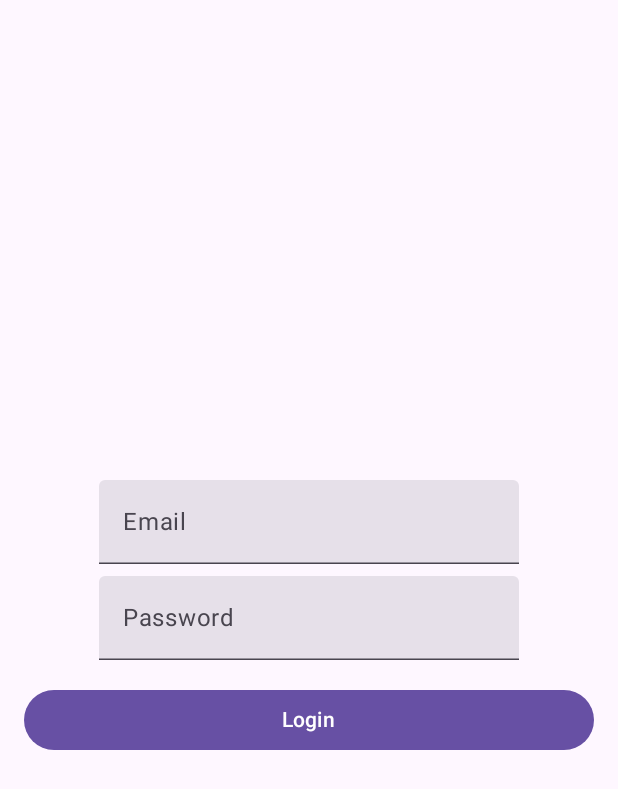
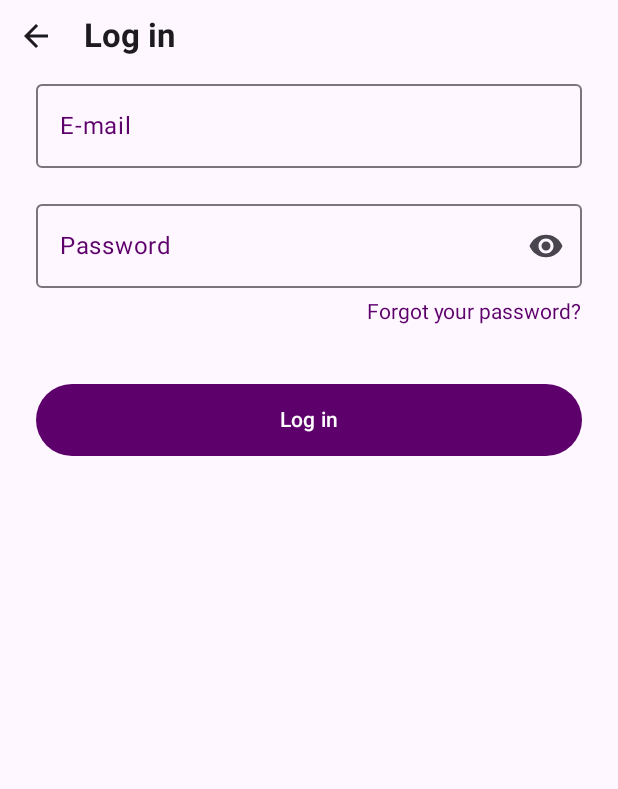
Before and after one commit to luyreot/mytessy, an Android app built with Jetpack Compose: the composable LoginScreen shown on its own in the app's theme, on a phone screen of 412 x 824 dp. Shown: the top 789 px of the screen. Run offline under Robolectric (Android 15) with nearby library versions, the phone set to English and light mode, and no system bars.

Commit message:
Implement Login screen
# Conflicts:
#	composeApp/src/commonMain/kotlin/com/teoryul/mytesy/ui/App.kt

```diff
--- /dev/null
+++ b/composeApp/src/androidMain/kotlin/com/teoryul/mytesy/util/BackBlocker.kt
@@ -0,0 +1,13 @@
+package com.teoryul.mytesy.util
+
+import androidx.activity.compose.BackHandler
+import androidx.compose.runtime.Composable
+
+@Composable
+actual fun RegisterBackBlocker(enabled: Boolean) {
+    if (enabled) {
+        BackHandler(enabled = true) {
+            // Do nothing — block system back
+        }
+    }
+}
--- a/composeApp/src/androidMain/kotlin/com/teoryul/mytesy/util/ImageResLoader.kt
+++ b/composeApp/src/androidMain/kotlin/com/teoryul/mytesy/util/ImageResLoader.kt
@@ -10,7 +10,7 @@ import com.teoryul.mytesy.R
 import com.teoryul.mytesy.util.AppLogger.e
 
 @Composable
-actual fun loadImageBitmap(image: AppImage): ImageBitmap? {
+actual fun LoadImageBitmap(image: AppImage): ImageBitmap? {
     val context = LocalContext.current
     val resId = getImageResId(image)
     return getImageBitmap(context.resources, resId)
--- a/composeApp/src/commonMain/kotlin/com/teoryul/mytesy/ui/App.kt
+++ b/composeApp/src/commonMain/kotlin/com/teoryul/mytesy/ui/App.kt
@@ -2,20 +2,20 @@ package com.teoryul.mytesy.ui
 
 import androidx.compose.material3.MaterialTheme
 import androidx.compose.runtime.Composable
-import com.teoryul.mytesy.ui.comingsoon.ComingSoonScreen
+import com.teoryul.mytesy.ui.login.LoginScreen
 import org.jetbrains.compose.ui.tooling.preview.Preview
 
 @Composable
 @Preview
 fun App() {
     MaterialTheme {
-        ComingSoonScreen() {}
+//        ComingSoonScreen() {}
 //        WelcomeScreen(
 //            onSignUpClick = {},
 //            onSignInClick = {},
 //            onLanguageClick = {}
 //        )
-//        LoginScreen()
+        LoginScreen()
 
 //        var showContent by remember { mutableStateOf(false) }
 //        Column(
--- a/composeApp/src/commonMain/kotlin/com/teoryul/mytesy/ui/login/LoginScreen.kt
+++ b/composeApp/src/commonMain/kotlin/com/teoryul/mytesy/ui/login/LoginScreen.kt
@@ -1,33 +1,56 @@
 package com.teoryul.mytesy.ui.login
 
-import androidx.compose.foundation.background
+import androidx.compose.foundation.clickable
 import androidx.compose.foundation.layout.Box
 import androidx.compose.foundation.layout.Column
+import androidx.compose.foundation.layout.Row
 import androidx.compose.foundation.layout.Spacer
 import androidx.compose.foundation.layout.fillMaxSize
 import androidx.compose.foundation.layout.fillMaxWidth
 import androidx.compose.foundation.layout.height
 import androidx.compose.foundation.layout.padding
+import androidx.compose.foundation.layout.size
+import androidx.compose.foundation.layout.systemBarsPadding
+import androidx.compose.foundation.shape.RoundedCornerShape
+import androidx.compose.material.icons.Icons
+import androidx.compose.material.icons.automirrored.filled.ArrowBack
+import androidx.compose.material.icons.filled.Visibility
+import androidx.compose.material.icons.filled.VisibilityOff
 import androidx.compose.material3.Button
+import androidx.compose.material3.ButtonDefaults
 import androidx.compose.material3.CircularProgressIndicator
+import androidx.compose.material3.Icon
+import androidx.compose.material3.IconButton
+import androidx.compose.material3.MaterialTheme
+import androidx.compose.material3.OutlinedTextField
 import androidx.compose.material3.Text
-import androidx.compose.material3.TextField
 import androidx.compose.runtime.Composable
 import androidx.compose.runtime.LaunchedEffect
 import androidx.compose.runtime.collectAsState
 import androidx.compose.runtime.getValue
+import androidx.compose.runtime.mutableStateOf
+import androidx.compose.runtime.saveable.rememberSaveable
+import androidx.compose.runtime.setValue
 import androidx.compose.ui.Alignment
+import androidx.compose.ui.ExperimentalComposeUiApi
 import androidx.compose.ui.Modifier
 import androidx.compose.ui.graphics.Color
+import androidx.compose.ui.text.font.FontWeight
 import androidx.compose.ui.text.input.PasswordVisualTransformation
+import androidx.compose.ui.text.input.VisualTransformation
 import androidx.compose.ui.unit.dp
+import androidx.compose.ui.unit.sp
+import com.teoryul.mytesy.util.RegisterBackBlocker
 import org.koin.compose.koinInject
 
+@OptIn(ExperimentalComposeUiApi::class)
 @Composable
 fun LoginScreen(
-    viewModel: LoginViewModel = koinInject()
+    viewModel: LoginViewModel = koinInject(),
+    onBackClick: () -> Unit = {} // todo pass actual nav back lambda when wiring navigation
 ) {
     val viewState by viewModel.viewState.collectAsState()
+    var passwordVisible by rememberSaveable { mutableStateOf(false) }
 
     LaunchedEffect(viewState.loginTriggered) {
         if (viewState.loginTriggered) {
@@ -35,47 +58,110 @@ fun LoginScreen(
         }
     }
 
+    RegisterBackBlocker(viewState.isLoading)
+
     Box(
-        modifier = Modifier.fillMaxSize(),
-        contentAlignment = Alignment.Center
+        modifier = Modifier
+            .fillMaxSize()
+            .systemBarsPadding() // TODO Temporarily handle edge-to-edge
     ) {
+        Column(
+            modifier = Modifier.fillMaxWidth(),
+            horizontalAlignment = Alignment.CenterHorizontally
+        ) {
+            Row(
+                modifier = Modifier.fillMaxWidth(),
+                verticalAlignment = Alignment.CenterVertically
+            ) {
+                IconButton(
+                    onClick = { if (!viewState.isLoading) onBackClick() },
+                    enabled = !viewState.isLoading
+                ) {
+                    Icon(
+                        imageVector = Icons.AutoMirrored.Filled.ArrowBack,
+                        contentDescription = "Back"
+                    )
+                }
+
+                Text(
+                    text = "Log in",
+                    style = MaterialTheme.typography.titleLarge.copy(fontWeight = FontWeight.Bold),
+                    modifier = Modifier.padding(start = 8.dp)
+                )
+            }
+
             Column(
                 modifier = Modifier
                     .fillMaxWidth()
-                .padding(16.dp),
-            horizontalAlignment = Alignment.CenterHorizontally
+                    .padding(horizontal = 24.dp),
             ) {
-            TextField(
+                OutlinedTextField(
                     value = viewState.email,
                     onValueChange = viewModel::onEmailChanged,
-                label = { Text("Email") }
+                    label = { Text("E-mail", color = Color(0xFF5E006C)) },
+                    modifier = Modifier.fillMaxWidth(),
+                    singleLine = true,
+                    enabled = !viewState.isLoading
                 )
-            Spacer(modifier = Modifier.height(8.dp))
-            TextField(
+
+                Spacer(modifier = Modifier.height(16.dp))
+
+                OutlinedTextField(
                     value = viewState.password,
                     onValueChange = viewModel::onPasswordChanged,
-                label = { Text("Password") },
-                visualTransformation = PasswordVisualTransformation()
+                    label = { Text("Password", color = Color(0xFF5E006C)) },
+                    modifier = Modifier.fillMaxWidth(),
+                    singleLine = true,
+                    enabled = !viewState.isLoading,
+                    visualTransformation = if (passwordVisible) VisualTransformation.None else PasswordVisualTransformation(),
+                    trailingIcon = {
+                        IconButton(onClick = { passwordVisible = !passwordVisible }) {
+                            Icon(
+                                imageVector = if (passwordVisible) Icons.Default.VisibilityOff else Icons.Default.Visibility,
+                                contentDescription = if (passwordVisible) "Hide password" else "Show password"
                             )
-            Spacer(modifier = Modifier.height(16.dp))
+                        }
+                    }
+                )
+
+                Spacer(modifier = Modifier.height(8.dp))
+
+                Text(
+                    text = "Forgot your password?",
+                    color = Color(0xFF5E006C),
+                    fontSize = 14.sp,
+                    modifier = Modifier
+                        .align(Alignment.End)
+                        .clickable(enabled = !viewState.isLoading) { /* TODO */ }
+                )
+
+                Spacer(modifier = Modifier.height(40.dp))
+
                 Button(
                     onClick = viewModel::onLoginClicked,
-                modifier = Modifier.fillMaxWidth()
+                    modifier = Modifier
+                        .fillMaxWidth()
+                        .height(48.dp),
+                    shape = RoundedCornerShape(50),
+                    enabled = !viewState.isLoading,
+                    colors = ButtonDefaults.buttonColors(
+                        containerColor = Color(0xFF5E006C), // todo optimize
+                        disabledContainerColor = Color(0xFF5E006C),
+                        contentColor = Color.White,
+                        disabledContentColor = Color.White
+                    )
                 ) {
-                Text("Login")
-            }
-        }
-
                     if (viewState.isLoading) {
-            Box(
-                modifier = Modifier
-                    .fillMaxSize()
-                    .background(Color.Black.copy(alpha = 0.3f))
-            ) {
                         CircularProgressIndicator(
-                    modifier = Modifier.align(Alignment.Center)
+                            color = Color.White,
+                            modifier = Modifier.size(20.dp),
+                            strokeWidth = 2.dp
                         )
+                    } else {
+                        Text("Log in", color = Color.White)
                     }
                 }
             }
         }
+    }
+}
--- a/composeApp/src/commonMain/kotlin/com/teoryul/mytesy/ui/welcome/WelcomeScreen.kt
+++ b/composeApp/src/commonMain/kotlin/com/teoryul/mytesy/ui/welcome/WelcomeScreen.kt
@@ -38,7 +38,7 @@ import androidx.compose.ui.unit.dp
 import androidx.compose.ui.unit.sp
 import com.teoryul.mytesy.ui.common.SafeImage
 import com.teoryul.mytesy.util.AppImage
-import com.teoryul.mytesy.util.loadImageBitmap
+import com.teoryul.mytesy.util.LoadImageBitmap
 import org.koin.compose.koinInject
 
 @Composable
@@ -62,7 +62,7 @@ fun WelcomeScreen(
             horizontalArrangement = Arrangement.SpaceBetween
         ) {
             SafeImage(
-                imageBitmap = loadImageBitmap(AppImage.WelcomeLogo),
+                imageBitmap = LoadImageBitmap(AppImage.WelcomeLogo),
                 imageModifier = Modifier
                     .size(144.dp, 44.dp),
                 contentScale = ContentScale.Fit,
@@ -108,7 +108,7 @@ fun WelcomeScreen(
             horizontalAlignment = Alignment.CenterHorizontally
         ) {
             SafeImage(
-                imageBitmap = loadImageBitmap(AppImage.WelcomeImage),
+                imageBitmap = LoadImageBitmap(AppImage.WelcomeImage),
                 imageModifier = Modifier
                     .size(160.dp)
                     .clip(CircleShape)
--- /dev/null
+++ b/composeApp/src/commonMain/kotlin/com/teoryul/mytesy/util/BackBlocker.kt
@@ -0,0 +1,6 @@
+package com.teoryul.mytesy.util
+
+import androidx.compose.runtime.Composable
+
+@Composable
+expect fun RegisterBackBlocker(enabled: Boolean)
--- a/composeApp/src/commonMain/kotlin/com/teoryul/mytesy/util/ImageResLoader.kt
+++ b/composeApp/src/commonMain/kotlin/com/teoryul/mytesy/util/ImageResLoader.kt
@@ -4,7 +4,7 @@ import androidx.compose.runtime.Composable
 import androidx.compose.ui.graphics.ImageBitmap
 
 @Composable
-expect fun loadImageBitmap(image: AppImage): ImageBitmap?
+expect fun LoadImageBitmap(image: AppImage): ImageBitmap?
 
 enum class AppImage(val contentDescription: String) {
     WelcomeLogo("Logo Text"),
```
Also changed, not shown: 2 other files. Lines whose indentation alone changed are shown as unchanged.
